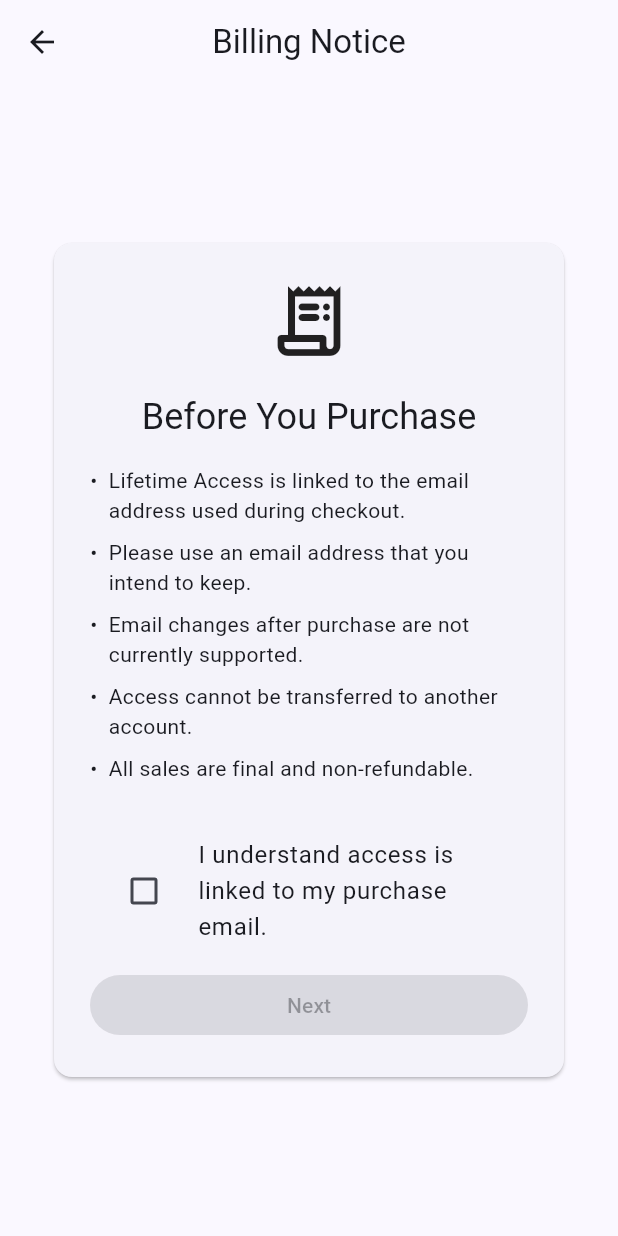
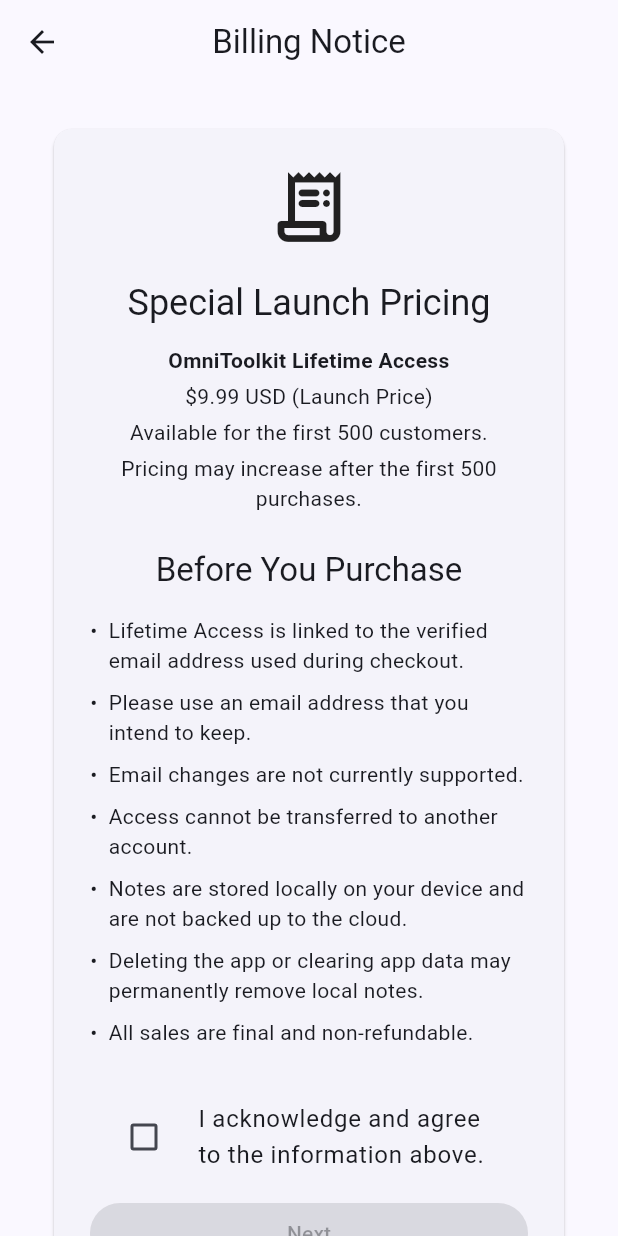
Before and after one commit to Appdeveloper365/OmniToolkit-app, a Flutter app: the BillingNoticeScreen screen opened directly, on a phone screen of 412 x 824 dp. Run offline on Flutter 3.47's test engine with Material 3 defaults, Android fonts, the phone set to English and light mode, and no system bars; our stand-ins replace cloud_functions, firebase_auth, firebase_core, flutter_riverpod, just_audio, math_expressions and 5 more; accounts and stored records are empty.

Commit message:
Update launch pricing purchase notice
Show launch pricing and local-notes terms before checkout while retaining acknowledgement gating.

Co-authored-by: Copilot <223556219+Copilot@users.noreply.github.com>

```diff
--- a/lib/screens/billing_notice_screen.dart
+++ b/lib/screens/billing_notice_screen.dart
@@ -3,19 +3,18 @@ import 'package:firebase_auth/firebase_auth.dart';
 import 'package:flutter/material.dart';
 import 'package:url_launcher/url_launcher.dart';
 
-/// Billing Notice: shown before Stripe Checkout. Anonymous visitors may
-/// purchase Lifetime Membership without signing in. If the visitor happens
-/// to be signed in, their account email is sent as a checkout hint so it is
-/// linked immediately; otherwise Stripe Checkout collects the purchaser's
-/// email directly and the purchase is later matched by email at sign-in.
+/// Billing Notice: shown before Stripe Checkout. Checkout is available only
+/// after the visitor acknowledges the purchase terms.
 class BillingNoticeScreen extends StatefulWidget {
   const BillingNoticeScreen({super.key});
 
   static const purchaseNoticeItems = [
-    'Lifetime Access is linked to the email address used during checkout.',
+    'Lifetime Access is linked to the verified email address used during checkout.',
     'Please use an email address that you intend to keep.',
-    'Email changes after purchase are not currently supported.',
+    'Email changes are not currently supported.',
     'Access cannot be transferred to another account.',
+    'Notes are stored locally on your device and are not backed up to the cloud.',
+    'Deleting the app or clearing app data may permanently remove local notes.',
     'All sales are final and non-refundable.',
   ];
 
@@ -114,12 +113,39 @@ class _BillingNoticeScreenState extends State<BillingNoticeScreen> {
                   children: [
                     const Icon(Icons.receipt_long_rounded, size: 56),
                     const SizedBox(height: 20),
-                    Text(
-                      'Before You Purchase',
-                      style: Theme.of(context).textTheme.headlineSmall,
-                      textAlign: TextAlign.center,
-                    ),
-                    const SizedBox(height: 16),
+                     Text(
+                       'Special Launch Pricing',
+                       style: Theme.of(context).textTheme.headlineSmall,
+                       textAlign: TextAlign.center,
+                     ),
+                     const SizedBox(height: 12),
+                     const Text(
+                       'OmniToolkit Lifetime Access',
+                       textAlign: TextAlign.center,
+                       style: TextStyle(fontWeight: FontWeight.bold),
+                     ),
+                     const SizedBox(height: 4),
+                     const Text(
+                       r'$9.99 USD (Launch Price)',
+                       textAlign: TextAlign.center,
+                     ),
+                     const SizedBox(height: 4),
+                     const Text(
+                       'Available for the first 500 customers.',
+                       textAlign: TextAlign.center,
+                     ),
+                     const SizedBox(height: 4),
+                     const Text(
+                       'Pricing may increase after the first 500 purchases.',
+                       textAlign: TextAlign.center,
+                     ),
+                     const SizedBox(height: 24),
+                     Text(
+                       'Before You Purchase',
+                       style: Theme.of(context).textTheme.titleLarge,
+                       textAlign: TextAlign.center,
+                     ),
+                     const SizedBox(height: 16),
                     Column(
                       crossAxisAlignment: CrossAxisAlignment.start,
                       children: BillingNoticeScreen.purchaseNoticeItems
@@ -133,7 +159,7 @@ class _BillingNoticeScreenState extends State<BillingNoticeScreen> {
                       onChanged: (value) =>
                           setState(() => _disclaimerAccepted = value ?? false),
                       title: const Text(
-                        'I understand access is linked to my purchase email.',
+                        'I acknowledge and agree to the information above.',
                       ),
                     ),
                     const SizedBox(height: 8),
```
